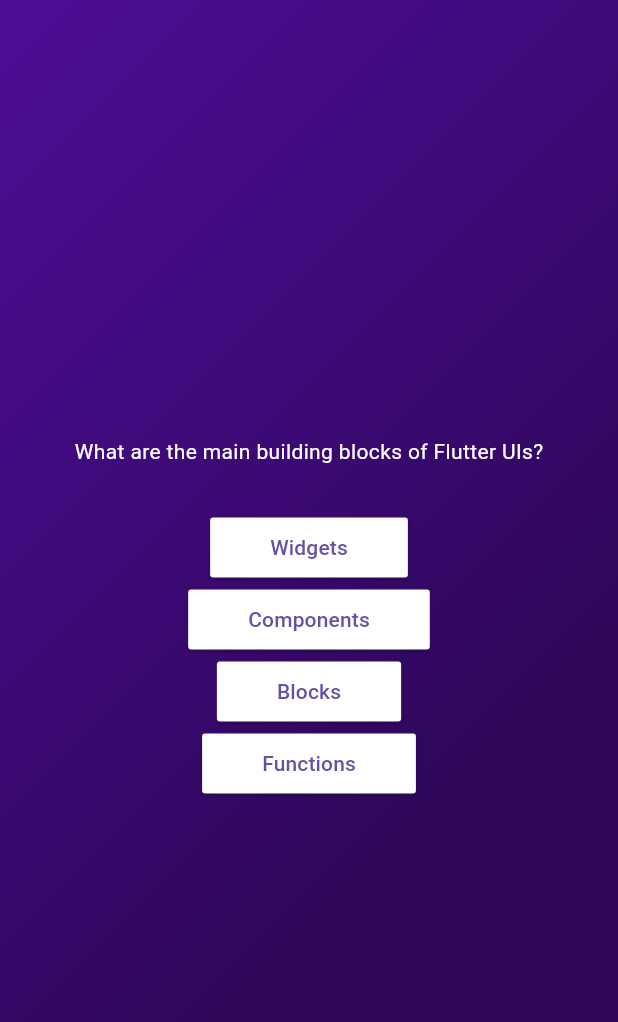
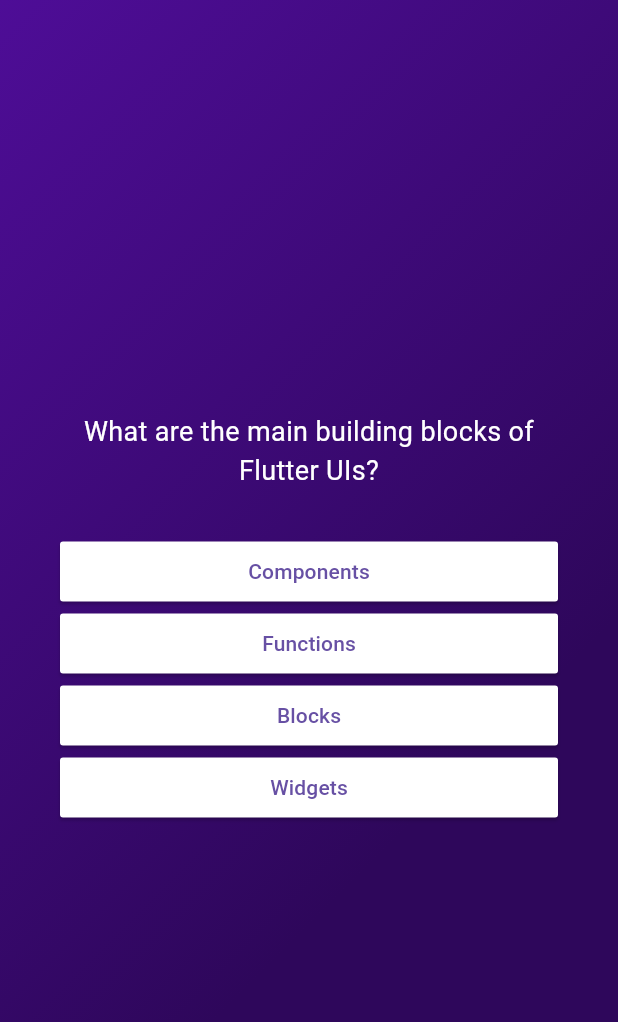
Before and after one commit to AdrianKnapp/quiz-app, a Flutter app: the screen it shows after launch, after a tap on "Start Quiz", on a phone screen of 412 x 824 dp. Shown: the top 1022 px of the screen. Run offline on Flutter 3.47's test engine with Material 3 defaults, Android fonts, the phone set to English and light mode, and no system bars.

```diff
--- a/lib/models/quiz_question.dart
+++ b/lib/models/quiz_question.dart
@@ -3,4 +3,11 @@ class QuizQuestion {
 
   final String text;
   final List<String> answers;
+
+  List<String> getShuffledAnswers() {
+    final shuffledList = List.of(answers);
+    shuffledList.shuffle();
+
+    return shuffledList;
+  }
 }
--- a/lib/questions_screen.dart
+++ b/lib/questions_screen.dart
@@ -18,16 +18,23 @@ class _QuestionsScreenState extends State<QuestionsScreen> {
 
     return SizedBox(
       width: double.infinity,
-      child: Column(mainAxisAlignment: MainAxisAlignment.center, children: [
+      child: Container(
+        margin: const EdgeInsets.all(40),
+        child: Column(
+            mainAxisAlignment: MainAxisAlignment.center,
+            crossAxisAlignment: CrossAxisAlignment.stretch,
+            children: [
               Text(
                 currentQuestion.text,
-          style: TextStyle(color: Colors.white),
+                style: TextStyle(color: Colors.white, fontSize: 18),
+                textAlign: TextAlign.center,
               ),
               const SizedBox(height: 30),
-        ...currentQuestion.answers.map((answer) {
+              ...currentQuestion.getShuffledAnswers().map((answer) {
                 return AnswerButton(answerText: answer, onPressed: () {});
               }),
             ]),
+      ),
     );
   }
 }
```
Lines whose indentation alone changed are shown as unchanged.
